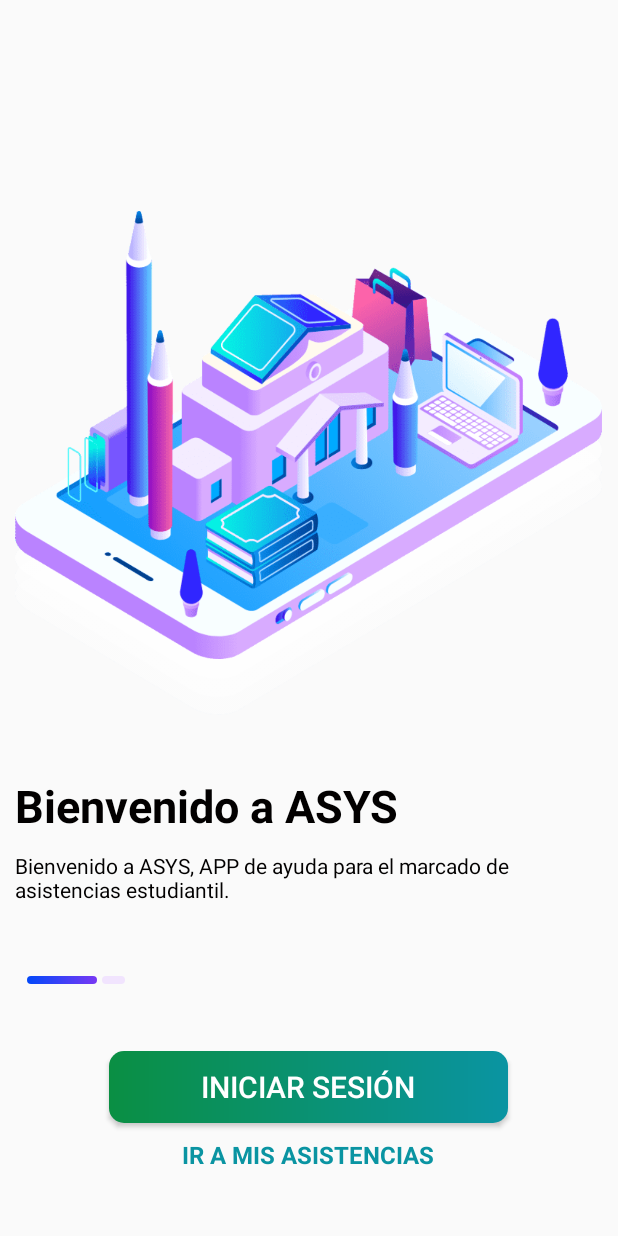
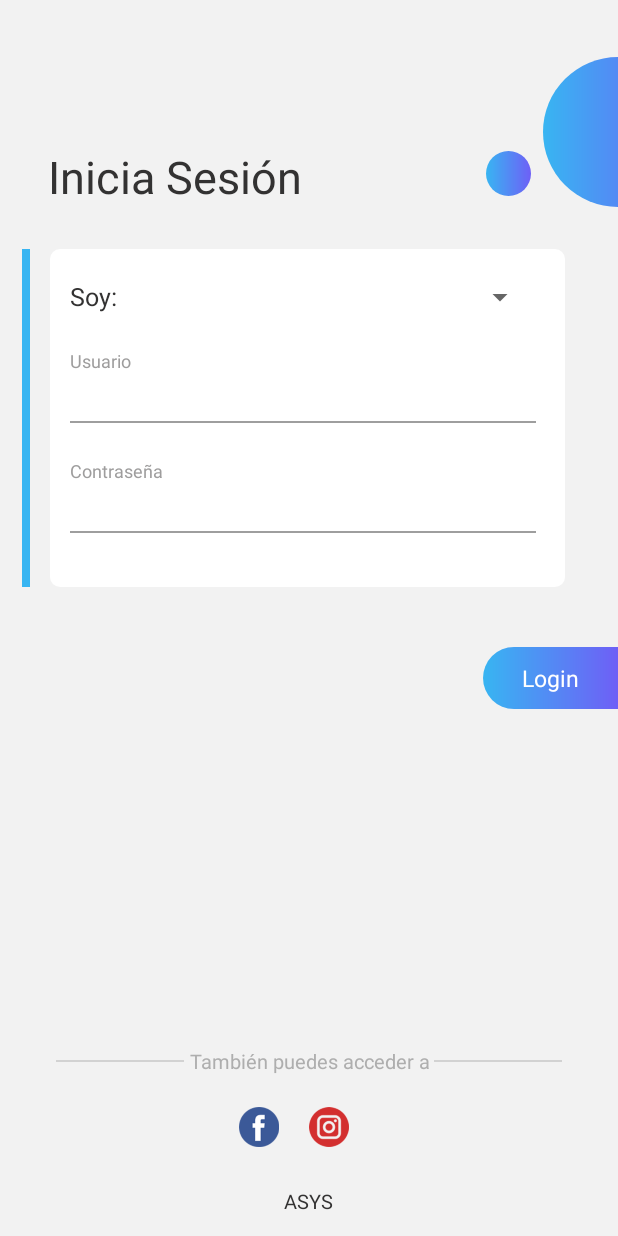
Before and after one commit to NicolasPCS/ASYS, an Android app: the screen it shows after launch (Start_Activity before the commit, LoginActivity after it), on a phone screen of 412 x 824 dp. Run offline under Robolectric (Android 15) with nearby library versions, the phone set to English and light mode, and no system bars.

Commit message:
Added login screen

```diff
--- a/app/build.gradle
+++ b/app/build.gradle
@@ -49,4 +49,6 @@ dependencies {
     // Glide library
     implementation 'com.github.bumptech.glide:glide:4.13.0'
     annotationProcessor 'com.github.bumptech.glide:compiler:4.11.0'
+
+
 }
--- a/app/src/main/java/com/example/asys/landing/Start_Activity.java
+++ b/app/src/main/java/com/example/asys/landing/Start_Activity.java
@@ -23,6 +23,7 @@ import android.widget.TextView;
 
 import com.example.asys.MainActivity;
 import com.example.asys.R;
+import com.example.asys.login.LoginActivity;
 
 import org.w3c.dom.Text;
 
@@ -121,7 +122,7 @@ public class Start_Activity extends AppCompatActivity {
 
     private void startLoginActivity() {
         prefManager.setIsFirstTimeLaunch(false);
-        //        startActivity(new Intent(this, LoginActivity.class));
+        startActivity(new Intent(this, LoginActivity.class));
         finish();
     }
 
--- /dev/null
+++ b/app/src/main/java/com/example/asys/login/LoginActivity.java
@@ -0,0 +1,33 @@
+package com.example.asys.login;
+
+import androidx.appcompat.app.AppCompatActivity;
+
+import android.graphics.Color;
+import android.os.Build;
+import android.os.Bundle;
+import android.view.View;
+import android.view.Window;
+import android.view.WindowManager;
+
+import com.example.asys.R;
+
+public class LoginActivity extends AppCompatActivity {
+
+    @Override
+    protected void onCreate(Bundle savedInstanceState) {
+        super.onCreate(savedInstanceState);
+        // Making notification bar transparent
+        getWindow().getDecorView().setSystemUiVisibility(View.SYSTEM_UI_FLAG_LAYOUT_STABLE | View.SYSTEM_UI_FLAG_LAYOUT_FULLSCREEN);
+        setContentView(R.layout.activity_login);
+
+        changeStatusBarColor();
+    }
+
+    private void changeStatusBarColor() {
+        if (Build.VERSION.SDK_INT >= Build.VERSION_CODES.LOLLIPOP) {
+            Window window = getWindow();
+            window.addFlags(WindowManager.LayoutParams.FLAG_DRAWS_SYSTEM_BAR_BACKGROUNDS);
+            window.setStatusBarColor(Color.TRANSPARENT);
+        }
+    }
+}
--- /dev/null
+++ b/app/src/main/res/drawable-v24/cursor_color.xml
@@ -0,0 +1,5 @@
+<?xml version="1.0" encoding="utf-8"?>
+<shape xmlns:android="http://schemas.android.com/apk/res/android" >
+    <size android:width="2dp" />
+    <solid android:color="#1ea5ff"  />
+</shape>
--- /dev/null
+++ b/app/src/main/res/drawable-v24/half_blue_roundshape.xml
@@ -0,0 +1,11 @@
+<?xml version="1.0" encoding="UTF-8"?>
+<shape xmlns:android="http://schemas.android.com/apk/res/android">
+    <corners android:topLeftRadius="30dp"
+        android:bottomLeftRadius="30dp"/>
+
+    <gradient
+        android:type="linear"
+        android:angle="0"
+        android:startColor="#38b5f2"
+        android:endColor="#6e5ff6" />
+</shape>
--- /dev/null
+++ b/app/src/main/res/drawable-v24/half_circle.xml
@@ -0,0 +1,15 @@
+<?xml version="1.0" encoding="utf-8"?>
+<layer-list xmlns:android="http://schemas.android.com/apk/res/android">
+    <item android:right="-50dp">
+        <shape xmlns:android="http://schemas.android.com/apk/res/android"
+            android:shape="oval"
+            android:useLevel="false">
+            <size
+                android:width="80dp"
+                android:height="80dp" />
+            <gradient
+                android:startColor="#38b5f2"
+                android:endColor="#6e5ff6"/>
+        </shape>
+    </item>
+</layer-list>
--- /dev/null
+++ b/app/src/main/res/drawable-v24/rectangle.xml
@@ -0,0 +1,5 @@
+<?xml version="1.0" encoding="UTF-8"?>
+<shape xmlns:android="http://schemas.android.com/apk/res/android" android:id="@+id/listview_background_shape">
+    <corners android:radius="6.7dp" />
+    <solid android:color="#ffffffff" />
+</shape>
--- /dev/null
+++ b/app/src/main/res/drawable-v24/small_cicle.xml
@@ -0,0 +1,12 @@
+<?xml version="1.0" encoding="utf-8"?>
+<shape xmlns:android="http://schemas.android.com/apk/res/android"
+    android:shape="oval"
+    android:useLevel="false" >
+
+    <gradient
+        android:startColor="#38b5f2"
+        android:endColor="#6e5ff6"/>
+    <size
+        android:height="50dp"
+        android:width="50dp" />
+</shape>
--- /dev/null
+++ b/app/src/main/res/layout/activity_login.xml
@@ -0,0 +1,290 @@
+<?xml version="1.0" encoding="utf-8"?>
+<RelativeLayout xmlns:android="http://schemas.android.com/apk/res/android"
+    xmlns:app="http://schemas.android.com/apk/res-auto"
+    xmlns:tools="http://schemas.android.com/tools"
+    android:layout_width="match_parent"
+    android:layout_height="match_parent"
+    android:background="#f2f2f2"
+    tools:context=".login.LoginActivity">
+
+    <LinearLayout
+        android:layout_width="match_parent"
+        android:layout_height="match_parent"
+        android:orientation="vertical">
+
+        <LinearLayout
+            android:layout_width="match_parent"
+            android:layout_height="wrap_content"
+            android:layout_marginTop="38.3dp"
+            android:orientation="horizontal">
+
+            <TextView
+                android:layout_width="wrap_content"
+                android:layout_height="wrap_content"
+                android:layout_gravity="bottom"
+                android:layout_marginStart="32dp"
+                android:gravity="center_horizontal"
+                android:text="Inicia Sesión"
+                android:textColor="#333232"
+                android:textSize="30sp" />
+
+            <LinearLayout
+                android:layout_width="0dp"
+                android:layout_height="match_parent"
+                android:layout_weight="1"
+                android:gravity="right|bottom"
+                android:orientation="vertical">
+
+                <TextView
+                    android:layout_width="30dp"
+                    android:layout_height="30dp"
+                    android:layout_marginRight="8dp"
+                    android:layout_marginBottom="7.3dp"
+                    android:background="@drawable/small_cicle" />
+
+            </LinearLayout>
+
+            <LinearLayout
+                android:layout_width="wrap_content"
+                android:layout_height="wrap_content"
+                android:orientation="vertical">
+
+                <FrameLayout
+                    android:id="@+id/half_circle"
+                    android:layout_width="50dp"
+                    android:layout_height="100dp"
+                    android:layout_alignParentRight="true"
+                    android:background="@drawable/half_circle" />
+
+            </LinearLayout>
+
+
+        </LinearLayout>
+
+
+        <LinearLayout
+            android:layout_width="match_parent"
+            android:layout_height="wrap_content"
+            android:layout_marginTop="28dp"
+            android:orientation="horizontal"
+            android:paddingLeft="14.5dp">
+
+            <View
+                android:layout_width="5.6dp"
+                android:layout_height="225dp"
+                android:background="#38b5f2" />
+
+            <LinearLayout
+                android:layout_width="match_parent"
+                android:layout_height="wrap_content"
+                android:layout_marginLeft="13dp"
+                android:layout_marginRight="35.6dp"
+                android:background="@drawable/rectangle">
+
+                <LinearLayout
+                    android:layout_width="match_parent"
+                    android:layout_height="225dp"
+                    android:layout_marginLeft="13dp"
+                    android:layout_marginRight="19dp"
+                    android:orientation="vertical">
+
+                    <LinearLayout
+                        android:layout_width="match_parent"
+                        android:layout_height="wrap_content"
+                        android:layout_marginTop="20.3dp"
+                        android:orientation="horizontal">
+
+                        <TextView
+                            android:layout_width="wrap_content"
+                            android:layout_height="wrap_content"
+                            android:gravity="center_horizontal"
+                            android:text="Soy:"
+                            android:textColor="#333232"
+                            android:textSize="16.7sp" />
+
+                        <Spinner
+                            android:id="@+id/spinnerSoy"
+                            android:layout_width="match_parent"
+                            android:layout_height="wrap_content"
+                            android:layout_marginStart="10dp"/>
+
+                    </LinearLayout>
+
+
+                    <TextView
+                        android:layout_width="wrap_content"
+                        android:layout_height="wrap_content"
+                        android:layout_marginTop="22.3dp"
+                        android:text="Usuario"
+                        android:textColor="#9e9d9d"
+                        android:textSize="12.3sp" />
+
+
+                    <EditText
+                        android:layout_width="match_parent"
+                        android:layout_height="wrap_content"
+                        android:background="@android:color/transparent"
+                        android:maxLength="10"
+                        android:maxLines="1"
+                        android:paddingTop="5dp"
+                        android:textColorHint="#333232"
+                        android:textCursorDrawable="@drawable/cursor_color"
+                        android:textSize="15sp" />
+
+
+                    <View
+                        android:layout_width="match_parent"
+                        android:layout_height="1dp"
+                        android:layout_marginTop="5dp"
+                        android:background="#9e9e9e" />
+
+
+                    <TextView
+                        android:layout_width="wrap_content"
+                        android:layout_height="wrap_content"
+                        android:layout_marginTop="23dp"
+                        android:text="Contraseña"
+                        android:textColor="#9e9d9d"
+                        android:textSize="12.3sp" />
+
+
+                    <RelativeLayout
+                        android:layout_width="match_parent"
+                        android:layout_height="wrap_content"
+                        android:gravity="center"
+                        android:orientation="horizontal"
+                        android:paddingTop="5dp">
+
+
+                        <EditText
+                            android:layout_width="match_parent"
+                            android:layout_height="wrap_content"
+                            android:background="@android:color/transparent"
+                            android:inputType="textPassword"
+                            android:maxLength="10"
+                            android:maxLines="1"
+                            android:textColor="#333232"
+                            android:textCursorDrawable="@drawable/cursor_color"
+                            android:textSize="15sp" />
+
+                    </RelativeLayout>
+
+                    <View
+                        android:id="@+id/view"
+                        android:layout_width="match_parent"
+                        android:layout_height="1dp"
+                        android:layout_marginTop="5dp"
+                        android:layout_marginBottom="35dp"
+                        android:background="#9e9e9e" />
+
+                </LinearLayout>
+
+
+            </LinearLayout>
+
+        </LinearLayout>
+
+        <LinearLayout
+            android:id="@+id/linear"
+            android:layout_width="90dp"
+            android:layout_height="41dp"
+            android:layout_alignParentRight="true"
+            android:layout_alignParentBottom="true"
+            android:layout_gravity="right"
+            android:layout_marginTop="40.3dp"
+            android:layout_marginBottom="16.7dp"
+            android:background="@drawable/half_blue_roundshape"
+            android:gravity="center"
+            android:orientation="vertical">
+
+            <TextView
+                android:layout_width="match_parent"
+                android:layout_height="wrap_content"
+                android:layout_gravity="center"
+                android:gravity="center"
+                android:text="Login"
+                android:textColor="#ffffff"
+                android:textSize="15sp" />
+
+
+        </LinearLayout>
+
+    </LinearLayout>
+
+
+    <LinearLayout
+        android:layout_width="match_parent"
+        android:layout_height="wrap_content"
+        android:layout_alignParentBottom="true"
+        android:orientation="vertical">
+
+        <LinearLayout
+            android:layout_width="match_parent"
+            android:layout_height="wrap_content"
+            android:layout_marginBottom="21.6dp"
+            android:gravity="center"
+            android:orientation="horizontal">
+
+            <View
+                android:layout_width="85.6dp"
+                android:layout_height="1dp"
+                android:layout_gravity="center"
+                android:background="#d2d2d2" />
+
+            <TextView
+                android:layout_width="wrap_content"
+                android:layout_height="wrap_content"
+                android:gravity="center_horizontal"
+                android:text=" También puedes acceder a "
+                android:textColor="#aeaeae"
+                android:textSize="13.3sp" />
+
+            <View
+                android:layout_width="85.6dp"
+                android:layout_height="1dp"
+                android:layout_gravity="center"
+                android:background="#d2d2d2" />
+
+        </LinearLayout>
+
+        <LinearLayout
+            android:layout_width="match_parent"
+            android:layout_height="wrap_content"
+            android:layout_marginBottom="26.6dp"
+            android:gravity="center"
+            android:orientation="horizontal">
+
+            <ImageView
+                android:layout_width="26.7dp"
+                android:layout_height="26.7dp"
+                android:src="@drawable/fb" />
+
+            <ImageView
+                android:layout_width="26.7dp"
+                android:layout_height="26.7dp"
+                android:layout_marginLeft="20dp"
+                android:layout_marginRight="20dp"
+                android:src="@drawable/instagram" />
+
+        </LinearLayout>
+
+        <LinearLayout
+            android:layout_width="match_parent"
+            android:layout_height="wrap_content"
+            android:layout_marginBottom="14dp"
+            android:gravity="center"
+            android:orientation="horizontal">
+
+            <TextView
+                android:layout_width="wrap_content"
+                android:layout_height="wrap_content"
+                android:gravity="center_horizontal"
+                android:text="ASYS"
+                android:textColor="#333232"
+                android:textSize="13.3sp" />
+
+        </LinearLayout>
+
+    </LinearLayout>
+
+</RelativeLayout>
--- a/app/src/main/res/values/colors.xml
+++ b/app/src/main/res/values/colors.xml
@@ -21,31 +21,6 @@
     <color name="whiteTextColor">#fff</color>
     <color name="frutorial_title">#4c4c4c</color>
 
-    <!--colors for light mode-->
-    <color name="contentBodyColor">#FCFCFC</color>
-    <color name="contentTextColor">#020000</color>
-    <color name="miniTitleColor">#6F6A6A</color>
-    <color name="bottomNavigationBackground">#F7F7F7</color>
-    <color name="contentStatusBar">#f8cbb3</color>
-
-    <!--gradient colors-->
-    <color name="gradientOrange">#FF416C</color>
-    <color name="gradientViolet">#8A52E9</color>
-    <color name="gradientLightYellow">#FFA72F</color>
-    <color name="gradientLightOrange">#FF641A</color>
-    <color name="gradientLightYellow2">#FFC92B</color>
-    <color name="gradientLightOrange2">#FF7765</color>
-    <color name="gradientOrange3">#F7A23C</color>
-    <color name="gradientLightBlue">#376DF6</color>
-    <color name="gradientLightGreen">#21E8AC</color>
-
-    <!--colors for nongradientversion-->
-    <color name="cardColorTeal">#09CD95</color>
-    <color name="cardColorOrange">#FF651B</color>
-    <color name="cardColorYellow">#FF991F</color>
-    <color name="cardColorViolet">#8F51E3</color>
-    <color name="cardColorRed">#F94172</color>
-
     <!--Landing page-->
     <color name="colorPrimaryLanding">#146f84</color>
     <color name="colorPrimaryDarkLanding">#124353</color>
```
Also changed, not shown: app/src/main/AndroidManifest.xml (+13 -3 lines), app/src/main/res/drawable-v24/fb.png (added), app/src/main/res/drawable-v24/instagram.png (added).
